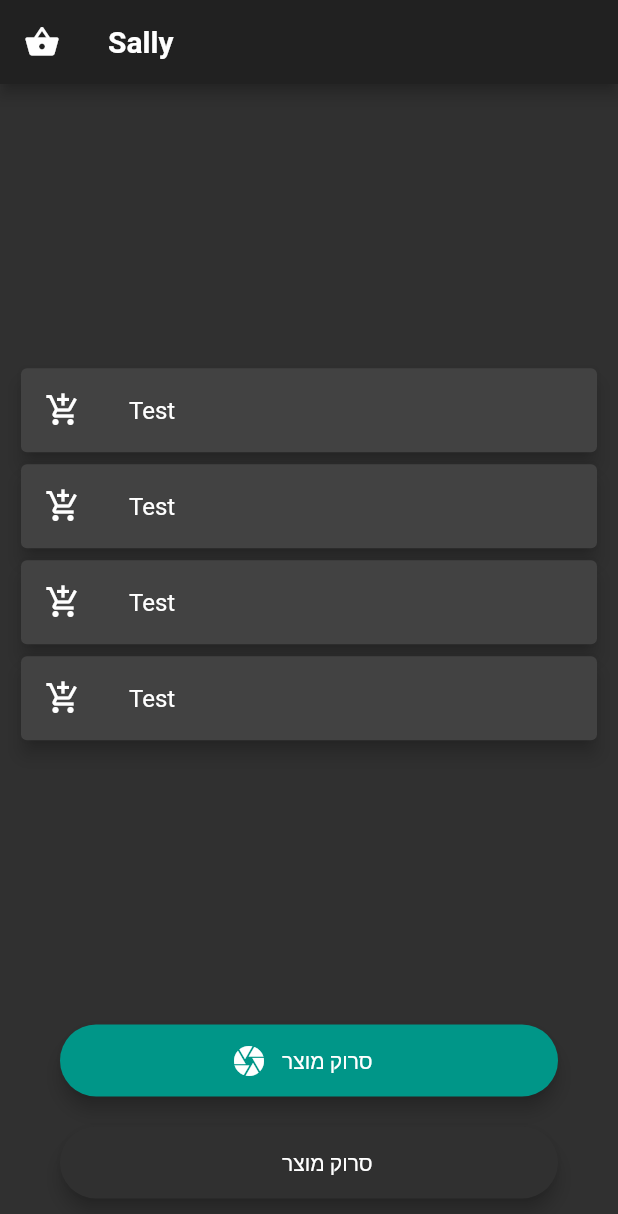
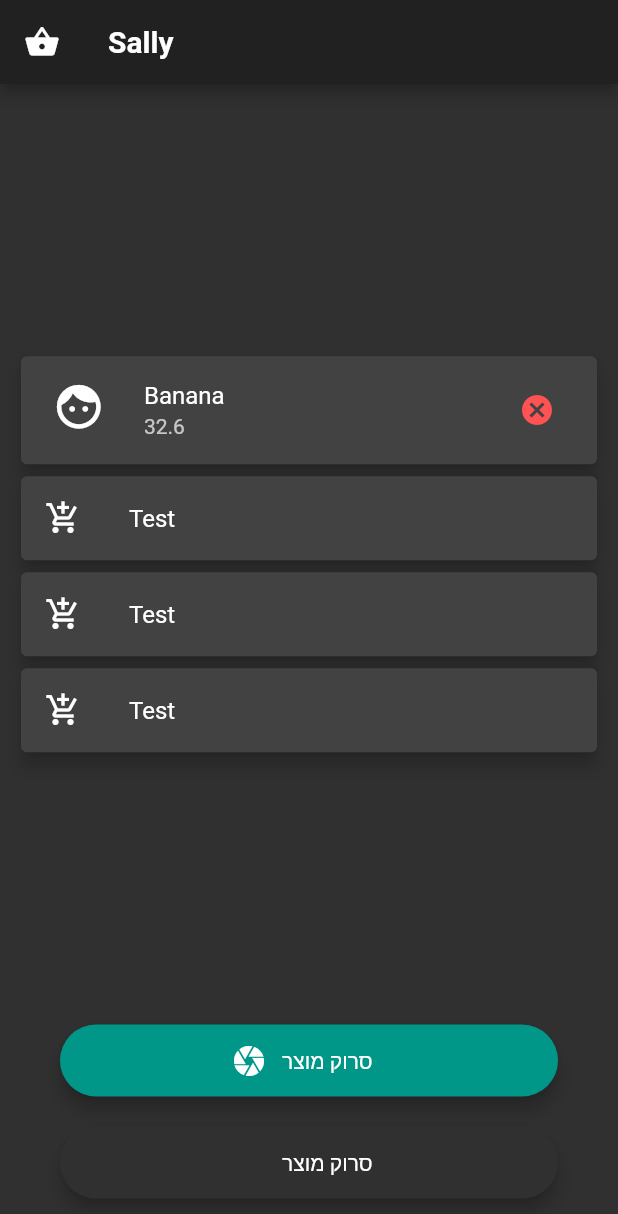
Before and after one commit to AZilberblat/Sally-Smart-Grocery, a Flutter app: the screen it shows after launch, on a phone screen of 412 x 824 dp. Shown: the top 1214 px of the screen. Run offline on Flutter 3.47's test engine with Material 2 defaults, Android fonts, the light colour scheme and no system bars.

Commit message:
Product card changes
welcome_screen edited
added utilities/product_card.dart file

```diff
--- a/lib/screens/welcome_screen.dart
+++ b/lib/screens/welcome_screen.dart
@@ -1,4 +1,5 @@
 import 'package:flutter/material.dart';
+import 'package:sally_smart/utilities/product_card.dart';
 import 'package:sally_smart/utilities/scan_button_const.dart';
 
 import 'scan_screen.dart';
@@ -34,12 +35,10 @@ class _WelcomeScreenState extends State<WelcomeScreen> {
                   child: Container(
                       child: Column(
                     children: <Widget>[
-                      Card(
-                        elevation: 5.0,
-                        child: ListTile(
-                          leading: Icon(Icons.add_shopping_cart),
-                          title: Text('Test'),
-                        ),
+                      ProductCard(
+                        productName: 'Banana',
+                        productPrice: 32.6,
+                        productIcon: Icons.face,
                       ),
                       Card(
                         elevation: 5.0,
--- /dev/null
+++ b/lib/utilities/product_card.dart
@@ -0,0 +1,36 @@
+import 'package:flutter/material.dart';
+
+class ProductCard extends StatelessWidget {
+  final String productName;
+  final double productPrice;
+  final IconData productIcon;
+
+  const ProductCard(
+      {this.productIcon,
+      @required this.productName,
+      @required this.productPrice});
+
+  @override
+  Widget build(BuildContext context) {
+    return Card(
+      elevation: 5.0,
+      child: ListTile(
+        leading: Padding(
+          padding: const EdgeInsets.only(left: 5.0, right: 10),
+          child: Icon(
+            productIcon,
+            size: 35,
+          ),
+        ),
+        title: Text(productName),
+        subtitle: Text(productPrice.toString()),
+        trailing: IconButton(
+            icon: Icon(
+              Icons.cancel,
+              color: Colors.redAccent,
+            ),
+            onPressed: () {}),
+      ),
+    );
+  }
+}
```
